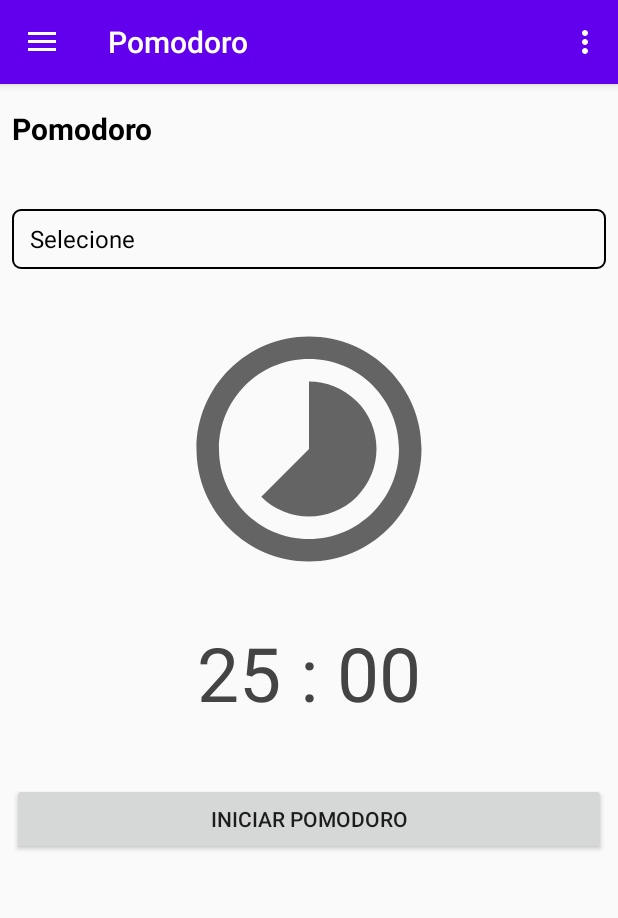
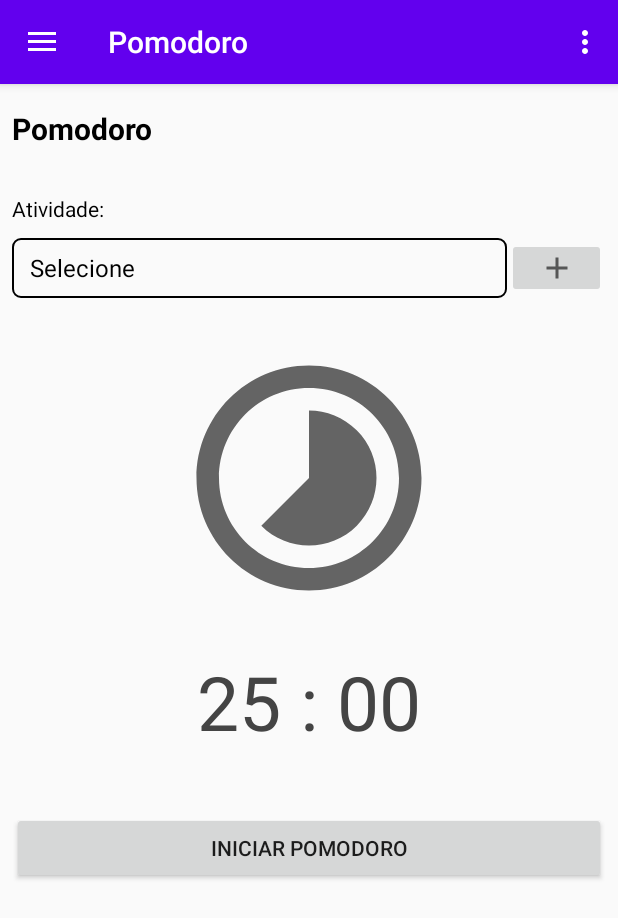
Before and after one commit to LuisaWerlang/Pomodoro, an Android app: the MainActivity screen opened directly, with no data from a screen before it, on a phone screen of 412 x 824 dp. Shown: the top 918 px of the screen. Run offline under Robolectric (Android 15) with nearby library versions, the phone set to English and light mode, and no system bars; our stand-ins replace navigation-ui; libraries missing offline, so code that uses them is left out: com.prolificinteractive.materialcalendarview.

Commit message:
pomodoro

```diff
--- a/app/src/main/java/com/example/pomodoro/NewAgenda.java
+++ b/app/src/main/java/com/example/pomodoro/NewAgenda.java
@@ -60,7 +60,7 @@ public class NewAgenda extends AppCompatActivity {
         helper = new DatabaseHelper(this);
 
         Utils utils = new Utils(this);
-        String query = "SELECT * FROM activities";
+        String query = "SELECT * FROM activities WHERE concluded=2";
         activities = utils.listActivities(query, activities);
 
         tvActivity = findViewById(R.id.tvActivity);
--- a/app/src/main/java/com/example/pomodoro/PomodoroFragment.java
+++ b/app/src/main/java/com/example/pomodoro/PomodoroFragment.java
@@ -1,6 +1,7 @@
 package com.example.pomodoro;
 
 import android.annotation.SuppressLint;
+import android.content.Intent;
 import android.media.MediaPlayer;
 import android.os.Build;
 import android.os.Bundle;
@@ -11,6 +12,7 @@ import android.view.View;
 import android.view.ViewGroup;
 import android.widget.ArrayAdapter;
 import android.widget.Button;
+import android.widget.ImageButton;
 import android.widget.Spinner;
 import android.widget.TextView;
 import android.widget.Toast;
@@ -38,6 +40,7 @@ public class PomodoroFragment extends Fragment {
     private DatabaseHelper helper;
     private List<String> activities;
     private Spinner tvActivity;
+    private ImageButton new_activity;
 
     public PomodoroFragment() {
         // Required empty public constructor
@@ -116,7 +119,7 @@ public class PomodoroFragment extends Fragment {
         }
 
         helper = new DatabaseHelper(getActivity());
-        String query = "SELECT * FROM activities";
+        String query = "SELECT * FROM activities WHERE concluded=2";
         activities = utils.listActivities(query, activities);
         utils.close();
 
@@ -136,7 +139,15 @@ public class PomodoroFragment extends Fragment {
             }
         });
 
+        new_activity = view.findViewById(R.id.new_activity);
+        new_activity.setOnClickListener(view1 -> newActivity());
+
         return view;
+    }
+
+    public void newActivity() {
+        Intent intent = new Intent(getActivity(), NewActivity.class);
+        startActivity(intent);
     }
 
     public void startChronometer(TextView tv, int alarm_sound) {
--- a/app/src/main/res/layout/fragment_pomodoro.xml
+++ b/app/src/main/res/layout/fragment_pomodoro.xml
@@ -18,14 +18,37 @@
         android:textSize="20sp"
         android:textStyle="bold" />
 
-    <Spinner
-        android:id="@+id/tvActivity"
+    <TextView
+        android:id="@+id/tv_activity"
         android:layout_width="match_parent"
-        android:layout_height="40dp"
-        android:layout_gravity="center"
-        android:layout_marginTop="40dp"
-        android:background="@drawable/spinner_shape"
-        android:textColor="@color/red" />
+        android:layout_height="wrap_content"
+        android:layout_marginTop="30dp"
+        android:textColor="@color/black"
+        android:text="@string/atividade" />
+
+    <LinearLayout
+        android:layout_width="match_parent"
+        android:layout_height="wrap_content"
+        android:orientation="horizontal">
+
+        <Spinner
+            android:id="@+id/tvActivity"
+            android:layout_width="0dp"
+            android:layout_height="40dp"
+            android:layout_marginTop="10dp"
+            android:layout_weight="5"
+            android:background="@drawable/spinner_shape"
+            android:textColor="@color/red" />
+
+        <ImageButton
+            android:id="@+id/new_activity"
+            android:layout_width="0dp"
+            android:layout_height="40dp"
+            android:layout_weight="1"
+            android:layout_marginTop="10dp"
+            android:src="@drawable/ic_baseline_add_24"
+            tools:ignore="ContentDescription,RtlHardcoded" />
+    </LinearLayout>
 
     <!--    <TextView-->
     <!--        android:id="@+id/tvActivity"-->
--- a/app/src/main/res/menu/main.xml
+++ b/app/src/main/res/menu/main.xml
@@ -2,8 +2,8 @@
 <menu xmlns:android="http://schemas.android.com/apk/res/android"
     xmlns:app="http://schemas.android.com/apk/res-auto">
     <item
-        android:id="@+id/action_settings"
+        android:id="@+id/action_exit"
         android:orderInCategory="100"
-        android:title="@string/action_settings"
+        android:title="@string/sair"
         app:showAsAction="never" />
 </menu>
--- a/app/src/main/res/values/strings.xml
+++ b/app/src/main/res/values/strings.xml
@@ -52,4 +52,5 @@
     <string name="senha">Senha:</string>
     <string name="cadastrar">Cadastrar</string>
     <string name="entrar">Entrar</string>
+    <string name="sair">Sair</string>
 </resources>
```
Also changed, not shown: app/src/main/java/com/example/pomodoro/ActivitiesListFragment.java (+18 -42 lines), app/src/main/java/com/example/pomodoro/MainActivity.java (+22 -0 lines), app/src/main/java/com/example/pomodoro/SettingsFragment.java (+6 -6 lines), app/src/main/java/com/example/pomodoro/utils/Activities.java (added, +71 -0 lines), app/src/main/java/com/example/pomodoro/utils/ActivityAdapter.java (added, +61 -0 lines).
